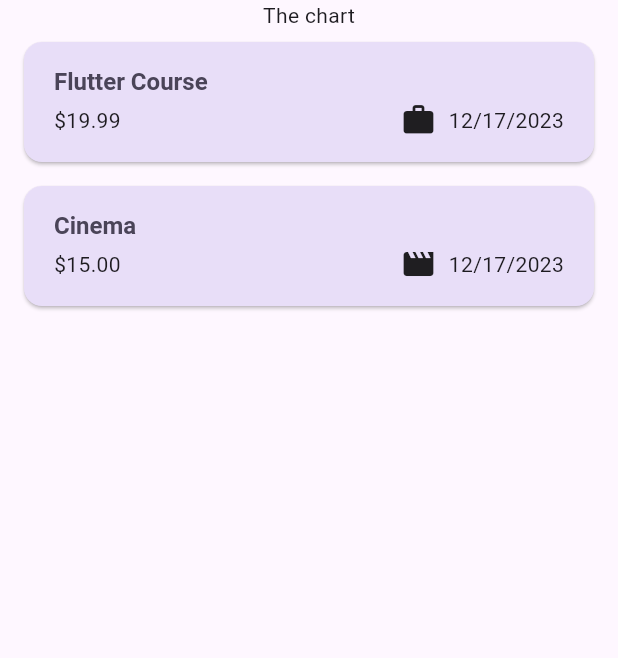
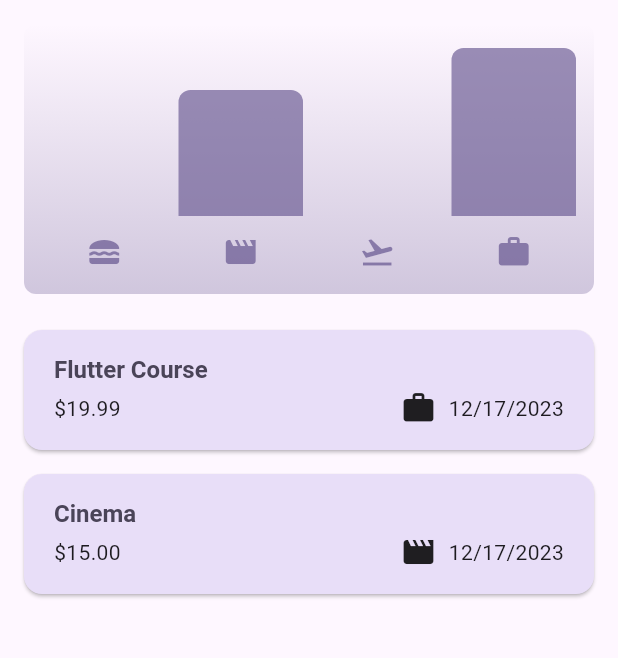
Before and after one commit to antoniobgo/expenses, a Flutter app: the screen it shows after launch, on a phone screen of 412 x 824 dp, the part 84-742 px from its top. Run offline on Flutter 3.47's test engine with Material 3 defaults, Android fonts, the phone set to English and light mode, and no system bars.

Commit message:
adding chart widget

```diff
--- /dev/null
+++ b/lib/widgets/chart/chart.dart
@@ -0,0 +1,95 @@
+import 'package:flutter/material.dart';
+
+import 'package:expenses/widgets/chart/chart_bar.dart';
+import 'package:expenses/models/expense.dart';
+
+class Chart extends StatelessWidget {
+  const Chart({super.key, required this.expenses});
+
+  final List<Expense> expenses;
+
+  List<ExpenseBucket> get buckets {
+    return [
+      ExpenseBucket.forCategory(expenses, Category.food),
+      ExpenseBucket.forCategory(expenses, Category.leisure),
+      ExpenseBucket.forCategory(expenses, Category.travel),
+      ExpenseBucket.forCategory(expenses, Category.work),
+    ];
+  }
+
+  double get maxTotalExpense {
+    double maxTotalExpense = 0;
+
+    for (final bucket in buckets) {
+      if (bucket.totalExpenses > maxTotalExpense) {
+        maxTotalExpense = bucket.totalExpenses;
+      }
+    }
+
+    return maxTotalExpense;
+  }
+
+  @override
+  Widget build(BuildContext context) {
+    final isDarkMode =
+        MediaQuery.of(context).platformBrightness == Brightness.dark;
+    return Container(
+      margin: const EdgeInsets.all(16),
+      padding: const EdgeInsets.symmetric(
+        vertical: 16,
+        horizontal: 8,
+      ),
+      width: double.infinity,
+      height: 180,
+      decoration: BoxDecoration(
+        borderRadius: BorderRadius.circular(8),
+        gradient: LinearGradient(
+          colors: [
+            Theme.of(context).colorScheme.primary.withOpacity(0.3),
+            Theme.of(context).colorScheme.primary.withOpacity(0.0)
+          ],
+          begin: Alignment.bottomCenter,
+          end: Alignment.topCenter,
+        ),
+      ),
+      child: Column(
+        children: [
+          Expanded(
+            child: Row(
+              crossAxisAlignment: CrossAxisAlignment.end,
+              children: [
+                for (final bucket in buckets) // alternative to map()
+                  ChartBar(
+                    fill: bucket.totalExpenses == 0
+                        ? 0
+                        : bucket.totalExpenses / maxTotalExpense,
+                  )
+              ],
+            ),
+          ),
+          const SizedBox(height: 12),
+          Row(
+            children: buckets // for ... in
+                .map(
+                  (bucket) => Expanded(
+                    child: Padding(
+                      padding: const EdgeInsets.symmetric(horizontal: 4),
+                      child: Icon(
+                        categoryIcons[bucket.category],
+                        color: isDarkMode
+                            ? Theme.of(context).colorScheme.secondary
+                            : Theme.of(context)
+                                .colorScheme
+                                .primary
+                                .withOpacity(0.7),
+                      ),
+                    ),
+                  ),
+                )
+                .toList(),
+          )
+        ],
+      ),
+    );
+  }
+}
--- /dev/null
+++ b/lib/widgets/chart/chart_bar.dart
@@ -0,0 +1,34 @@
+import 'package:flutter/material.dart';
+
+class ChartBar extends StatelessWidget {
+  const ChartBar({
+    super.key,
+    required this.fill,
+  });
+
+  final double fill;
+
+  @override
+  Widget build(BuildContext context) {
+    final isDarkMode =
+        MediaQuery.of(context).platformBrightness == Brightness.dark;
+    return Expanded(
+      child: Padding(
+        padding: const EdgeInsets.symmetric(horizontal: 4),
+        child: FractionallySizedBox(
+          heightFactor: fill, // 0 <> 1
+          child: DecoratedBox(
+            decoration: BoxDecoration(
+              shape: BoxShape.rectangle,
+              borderRadius:
+                  const BorderRadius.vertical(top: Radius.circular(8)),
+              color: isDarkMode
+                  ? Theme.of(context).colorScheme.secondary
+                  : Theme.of(context).colorScheme.primary.withOpacity(0.65),
+            ),
+          ),
+        ),
+      ),
+    );
+  }
+}
--- a/lib/widgets/expenses.dart
+++ b/lib/widgets/expenses.dart
@@ -1,6 +1,7 @@
 import 'package:expenses/widgets/expenses_list/expenses_list.dart';
 import 'package:expenses/models/expense.dart';
 import 'package:expenses/widgets/new_expense.dart';
+import 'package:expenses/widgets/chart/chart.dart';
 import 'package:flutter/material.dart';
 
 class Expenses extends StatefulWidget {
@@ -80,7 +81,10 @@ class _ExpensesState extends State<Expenses> {
             onPressed: _openAddExpenseOverlay, icon: const Icon(Icons.add))
       ]),
       body: Column(
-        children: [const Text('The chart'), Expanded(child: mainContent)],
+        children: [
+          Chart(expenses: _registeredExpenses),
+          Expanded(child: mainContent)
+        ],
       ),
     );
   }
```
